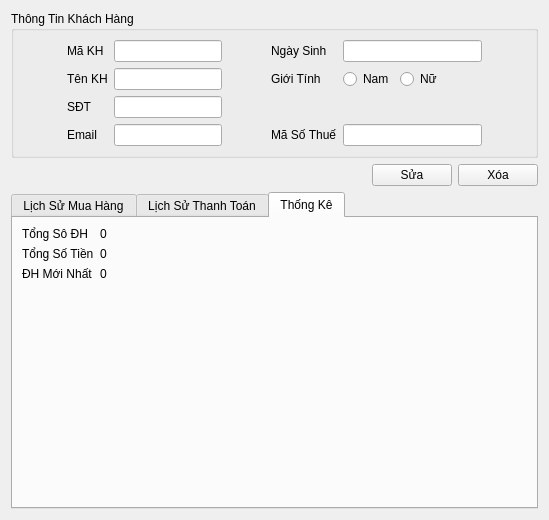
Above: ui/customer_detail.ui from thinh-doan/sales-and-warehouse-management-system before the change. Below: the same form after it.
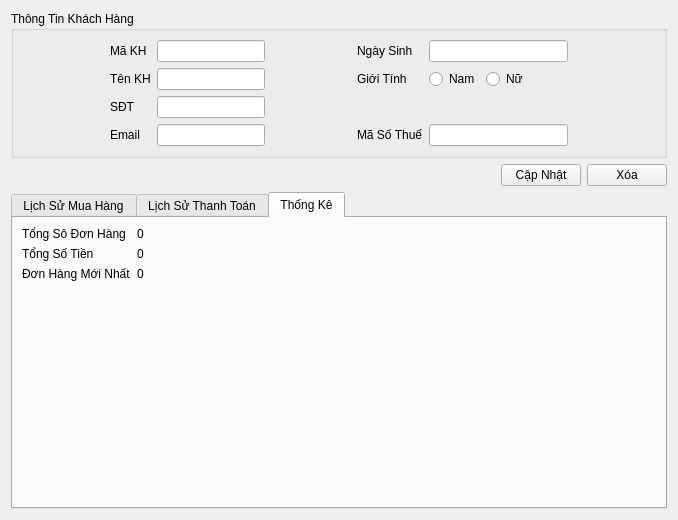
That is the form after the change. The open tabs and pages were chosen to show the change.

```diff
--- a/ui/customer_detail.ui
+++ b/ui/customer_detail.ui
@@ -6,7 +6,7 @@
    <rect>
     <x>0</x>
     <y>0</y>
-    <width>549</width>
+    <width>678</width>
     <height>520</height>
    </rect>
   </property>
@@ -216,7 +216,7 @@
        <item>
         <widget class="QPushButton" name="nutMacDinh">
          <property name="text">
-          <string>Sửa</string>
+          <string>Cập Nhật</string>
          </property>
         </widget>
        </item>
@@ -311,7 +311,7 @@
        <item row="0" column="0">
         <widget class="QLabel" name="label">
          <property name="text">
-          <string>Tổng Sô ĐH</string>
+          <string>Tổng Sô Đơn Hàng</string>
          </property>
         </widget>
        </item>
@@ -339,7 +339,7 @@
        <item row="2" column="0">
         <widget class="QLabel" name="labelTotalOrders_2">
          <property name="text">
-          <string>ĐH Mới Nhất</string>
+          <string>Đơn Hàng Mới Nhất</string>
          </property>
         </widget>
        </item>
```
Left out of the diff: 36 changed lines with no effect on the pictures.
